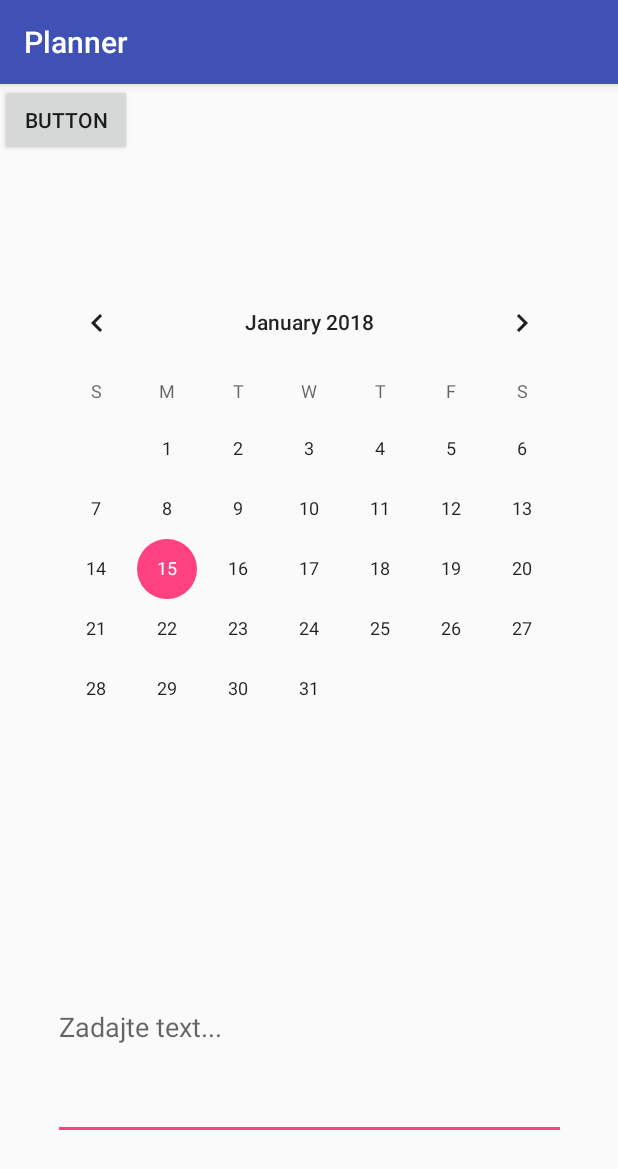
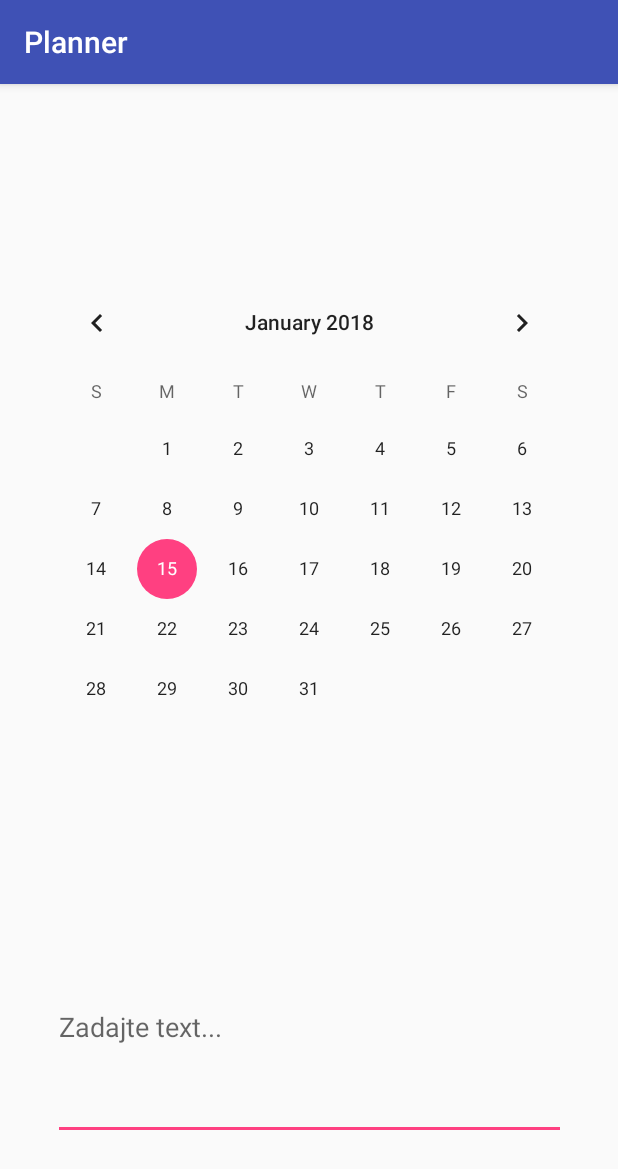
Before and after one commit to PetoStr/Planner, an Android app: the screen it shows after launch (MainActivity), on a phone screen of 412 x 824 dp. Shown: the top 1169 px of the screen. Run offline under Robolectric (Android 15) with nearby library versions, the phone set to English and light mode, and no system bars.

Commit message:
design_2

```diff
--- a/app/src/main/res/layout/activity_main.xml
+++ b/app/src/main/res/layout/activity_main.xml
@@ -35,12 +35,4 @@
         app:layout_constraintEnd_toEndOf="parent"
         app:layout_constraintStart_toStartOf="parent" />
 
-    <Button
-        android:id="@+id/button"
-        android:layout_width="wrap_content"
-        android:layout_height="wrap_content"
-        android:text="Button"
-        tools:layout_editor_absoluteX="318dp"
-        tools:layout_editor_absoluteY="560dp" />
-
 </android.support.constraint.ConstraintLayout>
```
